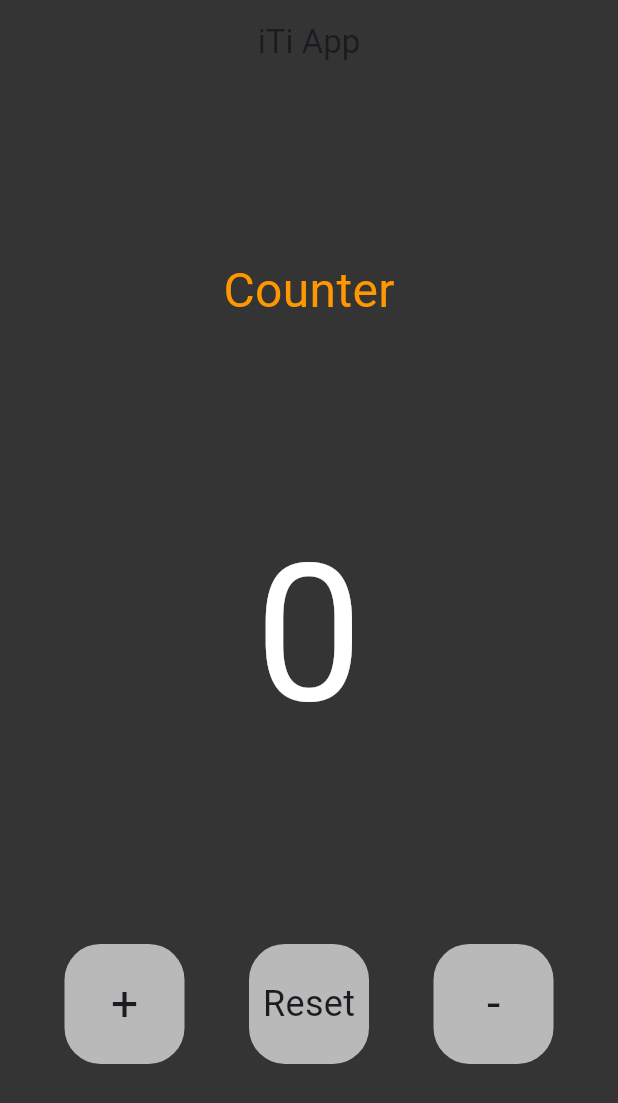
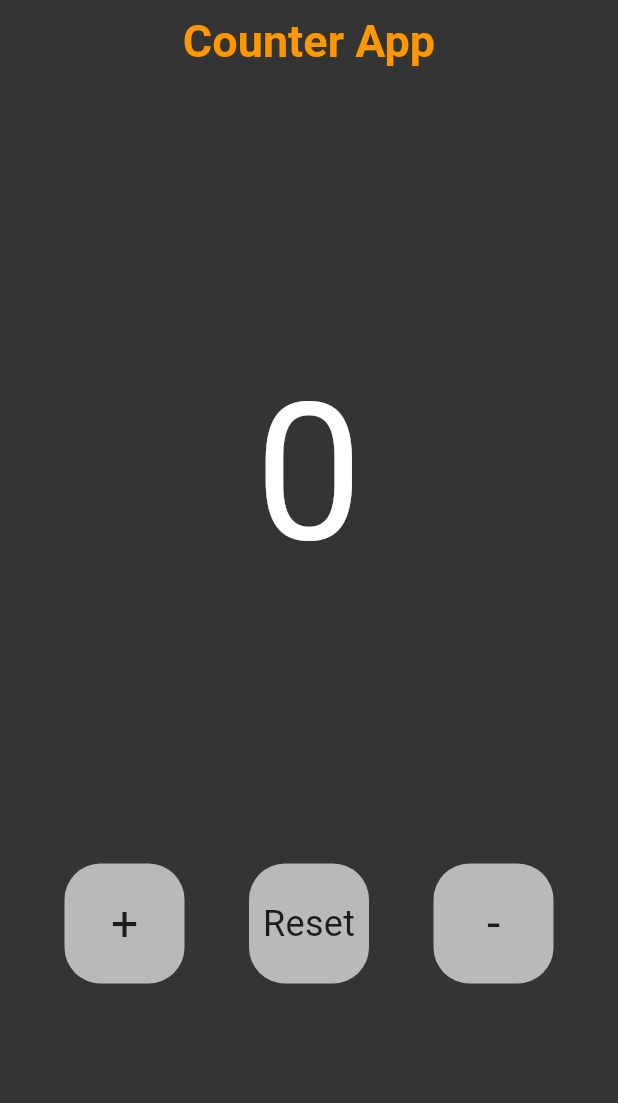
Before and after one commit to ahmd4real/counter, a Flutter app: the screen it shows after launch, after a tap on "Reset", on a phone screen of 412 x 824 dp. Shown: the top 1103 px of the screen. Run offline on Flutter 3.47's test engine with Material 3 defaults, Android fonts, the phone set to English and light mode, and no system bars; our stand-ins replace bloc, flutter_bloc.

Commit message:
some refactor

```diff
--- /dev/null
+++ b/lib/Screens/home_screen.dart
@@ -0,0 +1,123 @@
+import 'package:counter/bloc/logic.dart';
+import 'package:counter/bloc/counter_state.dart';
+import 'package:flutter/material.dart';
+import 'package:flutter_bloc/flutter_bloc.dart';
+
+class HomeScreen extends StatelessWidget {
+  const HomeScreen({super.key});
+
+  @override
+  Widget build(BuildContext context) {
+    return BlocProvider(
+        create: (context) => CounterLogic(),
+        child: BlocConsumer<CounterLogic, CounterState>(
+          listener: (context, state) {},
+          builder: (context, state) {
+            CounterLogic cntLogic = BlocProvider.of(context);
+            return Scaffold(
+              appBar: AppBar(
+                backgroundColor: const Color.fromARGB(255, 53, 52, 52),
+                title: const Text(
+                  'Counter App',
+                  style: TextStyle(
+                      color: Colors.orange,
+                      fontSize: 30,
+                      fontWeight: FontWeight.bold),
+                ),
+                centerTitle: true,
+              ),
+              body: Container(
+                width: double.infinity,
+                color: const Color.fromARGB(255, 53, 52, 52),
+                child: Column(
+                  mainAxisAlignment: MainAxisAlignment.spaceEvenly,
+                  children: [
+                    Text(
+                      '${cntLogic.counter}',
+                      style: const TextStyle(
+                        color: Colors.white,
+                        fontSize: 128,
+                      ),
+                    ),
+                    Row(
+                      mainAxisAlignment: MainAxisAlignment.spaceEvenly,
+                      children: [
+                        Container(
+                          width: 80,
+                          height: 80,
+                          decoration: const BoxDecoration(
+                            shape: BoxShape.circle,
+                          ),
+                          child: Material(
+                            borderRadius: BorderRadius.circular(24.0),
+                            color: const Color.fromARGB(255, 185, 185, 185),
+                            child: InkWell(
+                              onTap: () {
+                                cntLogic.plus();
+                              },
+                              customBorder: const CircleBorder(),
+                              child: const Center(
+                                child: Text(
+                                  '+',
+                                  style: TextStyle(fontSize: 32),
+                                ),
+                              ),
+                            ),
+                          ),
+                        ),
+                        Container(
+                          width: 80,
+                          height: 80,
+                          decoration: const BoxDecoration(
+                            shape: BoxShape.circle,
+                          ),
+                          child: Material(
+                            borderRadius: BorderRadius.circular(24.0),
+                            color: const Color.fromARGB(255, 185, 185, 185),
+                            child: InkWell(
+                              onTap: () {
+                                cntLogic.reset();
+                              },
+                              customBorder: const CircleBorder(),
+                              child: const Center(
+                                child: Text(
+                                  'Reset',
+                                  style: TextStyle(fontSize: 24),
+                                ),
+                              ),
+                            ),
+                          ),
+                        ),
+                        Container(
+                          width: 80,
+                          height: 80,
+                          decoration: const BoxDecoration(
+                            shape: BoxShape.circle,
+                          ),
+                          child: Material(
+                            borderRadius: BorderRadius.circular(24.0),
+                            color: const Color.fromARGB(255, 185, 185, 185),
+                            child: InkWell(
+                              onTap: () {
+                                cntLogic.minus();
+                              },
+                              customBorder: const CircleBorder(),
+                              child: const Center(
+                                child: Text(
+                                  '-',
+                                  style: TextStyle(fontSize: 32),
+                                ),
+                              ),
+                            ),
+                          ),
+                        ),
+                      ],
+                    )
+                  ],
+                ),
+              ),
+            );
+          },
+        ));
+  }
+}
--- /dev/null
+++ b/lib/bloc/counter_state.dart
@@ -0,0 +1,6 @@
+abstract class CounterState{}
+
+class InitCounter extends CounterState{}
+class PlusCounter extends CounterState{}
+class MinusConter extends CounterState{}
+class ResetCounter extends CounterState{}
--- a/lib/bloc/logic.dart
+++ b/lib/bloc/logic.dart
@@ -1,21 +1,20 @@
 import 'package:bloc/bloc.dart';
-
-import 'package:counter/bloc/stateCounter.dart';
+import 'package:counter/bloc/counter_state.dart';
 
 class CounterLogic extends Cubit<CounterState>{
-  CounterLogic() : super(initC());
-  int c=0;
+  CounterLogic() : super(InitCounter());
+  int counter=0;
 
-  void pc(){
-    c++;
-    emit(pC());
+  void plus(){
+    counter++;
+    emit(PlusCounter());
   }
-  void mc(){
-    c--;
-    emit(mC());
+  void minus(){
+    counter--;
+    emit(MinusConter());
   }
-  void rc(){
-    c=0;
-    emit(rC());
+  void reset(){
+    counter=0;
+    emit(ResetCounter());
   }
 }
--- a/lib/bloc/stateCounter.dart
+++ /dev/null
@@ -1,6 +0,0 @@
-abstract class CounterState{}
-
-class initC extends CounterState{}
-class pC extends CounterState{}
-class mC extends CounterState{}
-class rC extends CounterState{}
--- a/lib/main.dart
+++ b/lib/main.dart
@@ -1,132 +1,19 @@
+import 'package:counter/Screens/home_screen.dart';
 import 'package:counter/bloc/logic.dart';
 import 'package:flutter/material.dart';
 import 'package:flutter_bloc/flutter_bloc.dart';
 
-import 'package:counter/bloc/stateCounter.dart';
+import 'package:counter/bloc/counter_state.dart';
+
 void main() {
-  runApp(MaterialApp(
-      debugShowCheckedModeBanner: false,
-      home:(FirstApp())));
+  runApp(const CounterApp());
 }
 
-class FirstApp extends StatelessWidget {
+class CounterApp extends StatelessWidget {
+  const CounterApp({super.key});
 
   @override
   Widget build(BuildContext context) {
-    return  BlocProvider(
-      create: (context)=>CounterLogic(),
-      child:BlocConsumer<CounterLogic,CounterState>(
-        listener:(context,state){},
-        builder:(context,state){
-          CounterLogic cntLogic=BlocProvider.of(context);
-        return Scaffold(
-               appBar: AppBar(
-            backgroundColor: const Color.fromARGB(255, 53, 52, 52),
-            title: const Text('iTi App'),
-            centerTitle: true,
-          ),
-          body: Container(
-            width: double.infinity,
-            color: const Color.fromARGB(255, 53, 52, 52),
-            child: Column(
-              mainAxisAlignment: MainAxisAlignment.spaceEvenly,
-              children: [
-                const Text(
-                  'Counter',
-                  style: TextStyle(
-                    color: Colors.orange,
-                    fontSize: 32,
-                  ),
-                ),
-                Text(
-                  '${cntLogic.c}',
-                  style: const TextStyle(
-                    color: Colors.white,
-                    fontSize: 128,
-                  ),
-                ),
-                Row(
-                  mainAxisAlignment: MainAxisAlignment.spaceEvenly,
-                  children: [
-                    Container(
-                      width: 80,
-                      height: 80,
-                      decoration: const BoxDecoration(
-                        shape: BoxShape.circle,
-                      ),
-                      child: Material(
-                        borderRadius: BorderRadius.circular(24.0),
-                        color: const Color.fromARGB(255, 185, 185, 185),
-                        child: InkWell(
-                          onTap: () {
-                            cntLogic.pc();
-                          },
-                          customBorder: const CircleBorder(),
-                          child: const Center(
-                            child: Text(
-                              '+',
-                              style: TextStyle(fontSize: 32),
-                            ),
-                          ),
-                        ),
-                      ),
-                    ),
-                    Container(
-                      width: 80,
-                      height: 80,
-                      decoration: const BoxDecoration(
-                        shape: BoxShape.circle,
-                      ),
-                      child: Material(
-                        borderRadius: BorderRadius.circular(24.0),
-                        color: const Color.fromARGB(255, 185, 185, 185),
-                        child: InkWell(
-                          onTap: () {
-                            cntLogic.rc();
-                          },
-                          customBorder: const CircleBorder(),
-                          child: const Center(
-                            child: Text(
-                              'Reset',
-                              style: TextStyle(fontSize: 24),
-                            ),
-                          ),
-                        ),
-                      ),
-                    ),
-                    Container(
-                      width: 80,
-                      height: 80,
-                      decoration: const BoxDecoration(
-                        shape: BoxShape.circle,
-                      ),
-                      child: Material(
-                        borderRadius: BorderRadius.circular(24.0),
-                        color: const Color.fromARGB(255, 185, 185, 185),
-                        child: InkWell(
-                          onTap: () {
-                            cntLogic.mc();
-                          },
-                          customBorder: const CircleBorder(),
-                          child: const Center(
-                            child: Text(
-                              '-',
-                              style: TextStyle(fontSize: 32),
-                            ),
-                          ),
-                        ),
-                      ),
-                    ),
-                  ],
-                )
-              ],
-            ),
-          ),
-        );
-
-        },
-      )
-
-    );
+    return const MaterialApp(debugShowCheckedModeBanner: false, home: (HomeScreen()));
   }
 }
```
